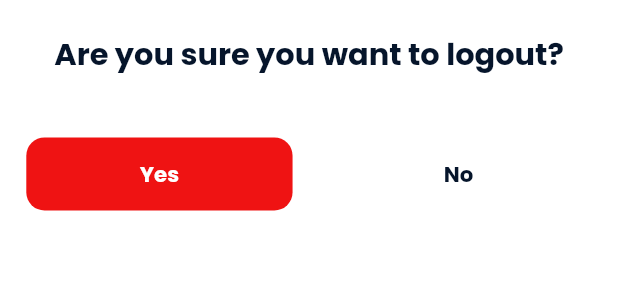
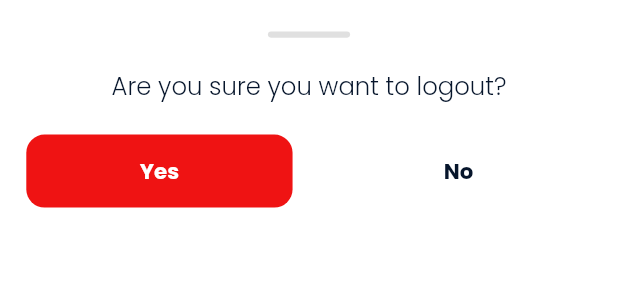
Before and after one commit to BounceRepository/BounceMobileV2, a Flutter app: the _Body widget shown alone on an empty page, opened directly, on a phone screen of 412 x 824 dp. Shown: the top 300 px of the screen. Run offline on Flutter 3.47's test engine with Material 2 defaults, Android fonts, the phone set to English and light mode, and no system bars; our stand-ins replace audioplayers, cached_network_image, dio, firebase_core, firebase_messaging, flutter_lorem and 10 more; missing offline and left inert: agora_uikit, all_validations_br, flutterwave_standard, image_picker_for_web, miniplayer, signalr_netcore; accounts and stored records are empty; network calls fail; project files that could hold a hidden picture were left out.

Commit message:
ui updates

```diff
--- a/lib/src/modules/account/screens/log_out_bottomsheet.dart
+++ b/lib/src/modules/account/screens/log_out_bottomsheet.dart
@@ -7,6 +7,7 @@ import 'package:bounce_patient_app/src/modules/notifications/controllers/notific
 import 'package:bounce_patient_app/src/modules/playlist/controllers/song_list_controller.dart';
 import 'package:bounce_patient_app/src/modules/wallet/controllers/transaction_list_controller.dart';
 import 'package:bounce_patient_app/src/shared/styles/colors.dart';
+import 'package:bounce_patient_app/src/shared/styles/text.dart';
 import 'package:bounce_patient_app/src/shared/utils/navigator.dart';
 import 'package:bounce_patient_app/src/shared/widgets/bottomsheet/custom_bottomsheet.dart';
 import 'package:bounce_patient_app/src/shared/widgets/buttons/app_button.dart';
@@ -41,8 +42,15 @@ class _Body extends StatelessWidget {
   Widget build(BuildContext context) {
     return CustomBottomSheetBody(
       body: [
-        const BottomSheetTitle('Are you sure you want to logout?'),
-        SizedBox(height: 40.h),
+        const BottomSheetDragger(),
+        SizedBox(height: 20.h),
+        Text(
+          'Are you sure you want to logout?',
+          style: AppText.bold300(context).copyWith(
+            fontSize: 16.sp,
+          ),
+        ),
+        SizedBox(height: 20.h),
         Row(
           children: [
             Expanded(
--- a/lib/src/modules/dashboard/screens/home_screen.dart
+++ b/lib/src/modules/dashboard/screens/home_screen.dart
@@ -1,6 +1,5 @@
 import 'dart:developer';
 
-import 'package:bounce_patient_app/src/modules/book_session/screens/upcoming_session_list_screen.dart';
 import 'package:bounce_patient_app/src/modules/book_session/screens/therapist_list_screen.dart';
 import 'package:bounce_patient_app/src/modules/dashboard/screens/dashboard_view.dart';
 import 'package:bounce_patient_app/src/modules/dashboard/screens/mood_icons_view.dart';
@@ -247,7 +246,7 @@ class _SessionsCard extends StatelessWidget {
   Widget bookNowButton(BuildContext context) {
     return GestureDetector(
       onTap: () {
-        AppNavigator.to(context, const UpComingSessionListScreen());
+        AppNavigator.to(context, const TherapistListScreen());
       },
       child: Row(
         children: [
```
